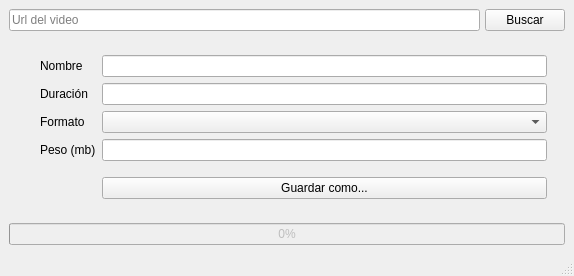
The window that design/main_window.ui (GrayJacketStudios/ForMusic) describes before a commit, drawn with Qt 5.
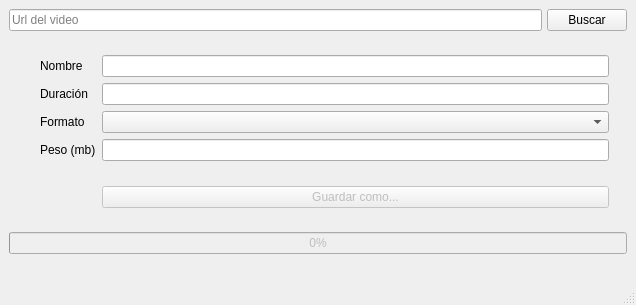
The same window after the commit.

```diff
--- a/design/main_window.ui
+++ b/design/main_window.ui
@@ -6,8 +6,8 @@
    <rect>
     <x>0</x>
     <y>0</y>
-    <width>574</width>
-    <height>276</height>
+    <width>636</width>
+    <height>305</height>
    </rect>
   </property>
   <property name="windowTitle">
@@ -168,6 +168,9 @@
           </item>
           <item row="6" column="1">
            <widget class="QPushButton" name="pushButton_2">
+            <property name="enabled">
+             <bool>false</bool>
+            </property>
             <property name="text">
              <string>Guardar como...</string>
             </property>
@@ -213,6 +216,16 @@
       </property>
      </widget>
     </item>
+    <item>
+     <widget class="QLabel" name="lbl_progress">
+      <property name="text">
+       <string/>
+      </property>
+      <property name="alignment">
+       <set>Qt::AlignCenter</set>
+      </property>
+     </widget>
+    </item>
    </layout>
   </widget>
   <widget class="QMenuBar" name="menubar">
```
Left out of the diff: 11 changed lines with no effect on the pictures.
